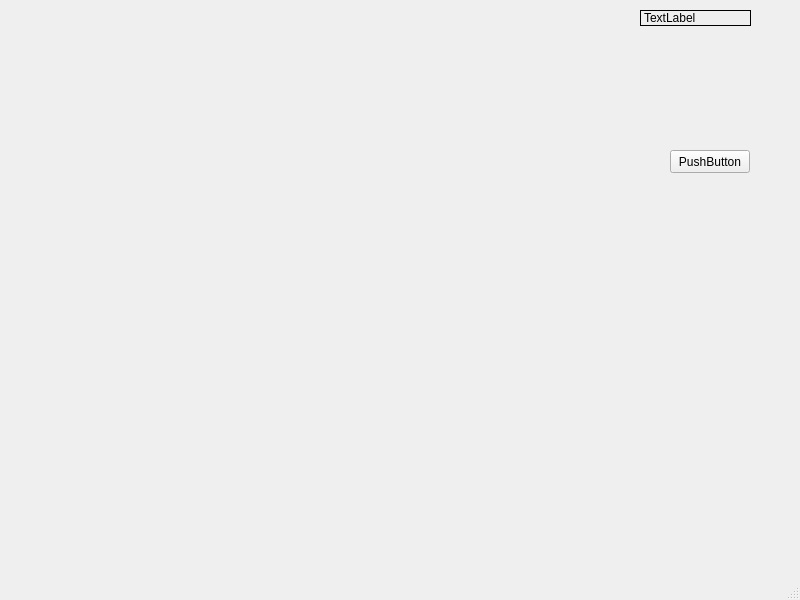
LTY0YZL/Bridge-Simulator, file MainWindow.ui: the form before one commit.
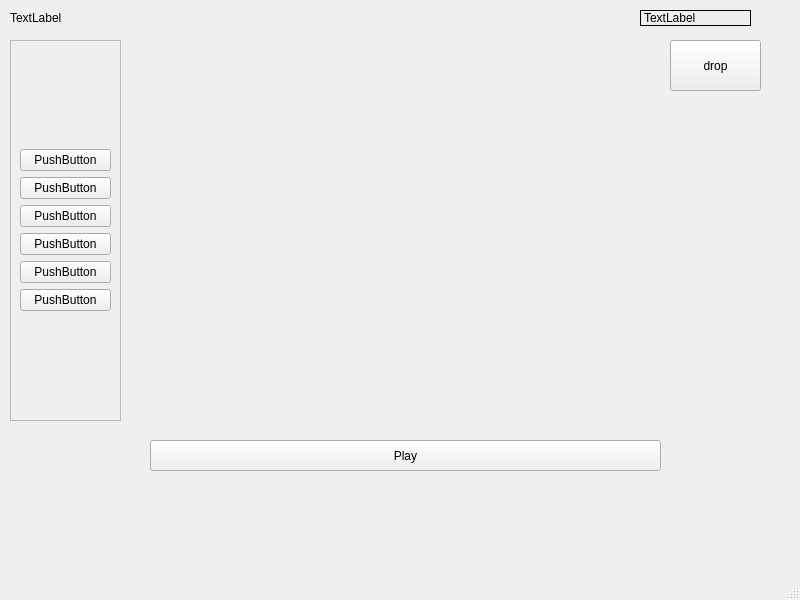
The form after the commit.

Commit message:
Play button
hit play to play

Patch:
```diff
--- a/MainWindow.ui
+++ b/MainWindow.ui
@@ -18,21 +18,21 @@
     <property name="geometry">
      <rect>
       <x>670</x>
-      <y>150</y>
-      <width>80</width>
-      <height>23</height>
+      <y>40</y>
+      <width>91</width>
+      <height>51</height>
      </rect>
     </property>
     <property name="text">
-     <string>PushButton</string>
+     <string>drop</string>
     </property>
    </widget>
    <widget class="QWidget" name="verticalLayoutWidget">
     <property name="geometry">
      <rect>
-      <x>10</x>
-      <y>20</y>
-      <width>601</width>
+      <x>150</x>
+      <y>40</y>
+      <width>511</width>
       <height>391</height>
      </rect>
     </property>
@@ -54,6 +54,103 @@
      <string>TextLabel</string>
     </property>
    </widget>
+   <widget class="QScrollArea" name="scrollArea">
+    <property name="geometry">
+     <rect>
+      <x>10</x>
+      <y>40</y>
+      <width>111</width>
+      <height>381</height>
+     </rect>
+    </property>
+    <property name="widgetResizable">
+     <bool>true</bool>
+    </property>
+    <widget class="QWidget" name="scrollAreaWidgetContents">
+     <property name="geometry">
+      <rect>
+       <x>0</x>
+       <y>0</y>
+       <width>109</width>
+       <height>379</height>
+      </rect>
+     </property>
+     <layout class="QGridLayout" name="gridLayout">
+      <item row="0" column="0">
+       <layout class="QVBoxLayout" name="toolArea">
+        <item>
+         <widget class="QPushButton" name="pushButton_2">
+          <property name="text">
+           <string>PushButton</string>
+          </property>
+         </widget>
+        </item>
+        <item>
+         <widget class="QPushButton" name="pushButton_3">
+          <property name="text">
+           <string>PushButton</string>
+          </property>
+         </widget>
+        </item>
+        <item>
+         <widget class="QPushButton" name="pushButton_4">
+          <property name="text">
+           <string>PushButton</string>
+          </property>
+         </widget>
+        </item>
+        <item>
+         <widget class="QPushButton" name="pushButton_5">
+          <property name="text">
+           <string>PushButton</string>
+          </property>
+         </widget>
+        </item>
+        <item>
+         <widget class="QPushButton" name="pushButton_6">
+          <property name="text">
+           <string>PushButton</string>
+          </property>
+         </widget>
+        </item>
+        <item>
+         <widget class="QPushButton" name="pushButton_7">
+          <property name="text">
+           <string>PushButton</string>
+          </property>
+         </widget>
+        </item>
+       </layout>
+      </item>
+     </layout>
+    </widget>
+   </widget>
+   <widget class="QLabel" name="budgetLabel">
+    <property name="geometry">
+     <rect>
+      <x>10</x>
+      <y>10</y>
+      <width>53</width>
+      <height>15</height>
+     </rect>
+    </property>
+    <property name="text">
+     <string>TextLabel</string>
+    </property>
+   </widget>
+   <widget class="QPushButton" name="playButton">
+    <property name="geometry">
+     <rect>
+      <x>150</x>
+      <y>440</y>
+      <width>511</width>
+      <height>31</height>
+     </rect>
+    </property>
+    <property name="text">
+     <string>Play</string>
+    </property>
+   </widget>
   </widget>
   <widget class="QMenuBar" name="menubar">
    <property name="geometry">
```
The commit also changes 8 other files.
